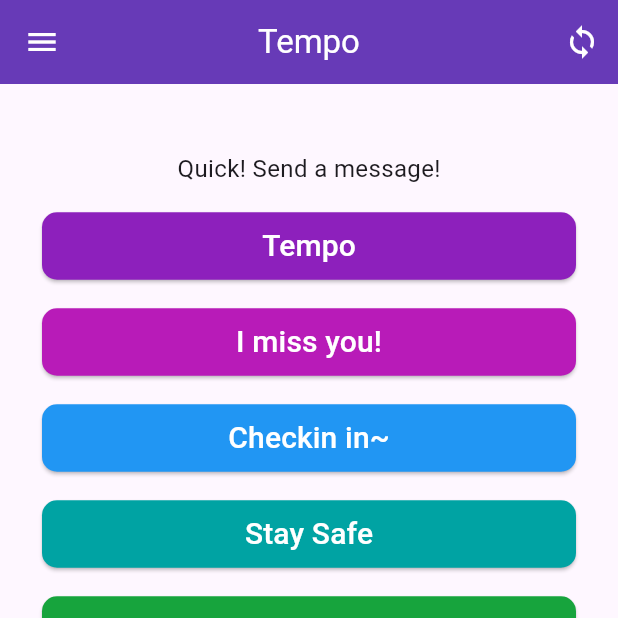
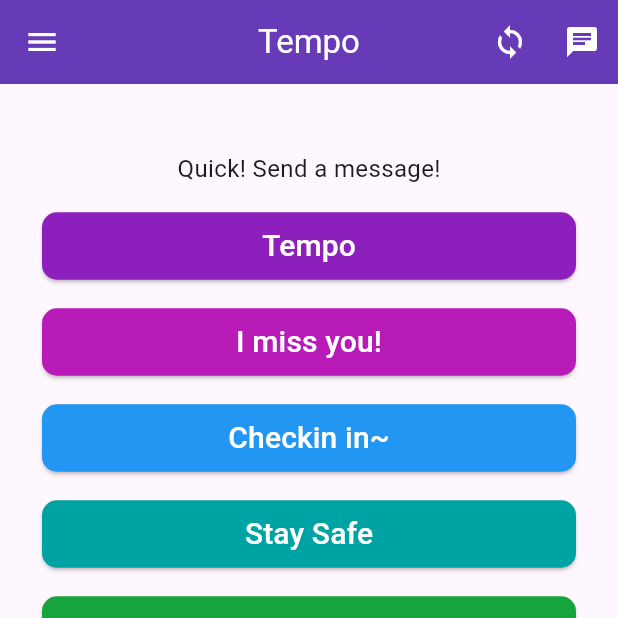
Before and after one commit to IsaiahSama/Tizzy, a Flutter app: the TempoScreen screen opened by its route, on a phone screen of 412 x 824 dp, the top half of it. Run offline on Flutter 3.47's test engine with Material 3 defaults, Android fonts, the phone set to English and light mode, and no system bars; our stand-ins replace dio, firebase_core, firebase_messaging, flutter_riverpod, go_router, lucide_icons and 1 more; missing offline and left inert: android_intent_plus; accounts and stored records are empty.

Commit message:
Can now access TizzChat from tempo screen directly

```diff
--- a/mobile/tizzy_watch/lib/presentation/screens/tempo_screen.dart
+++ b/mobile/tizzy_watch/lib/presentation/screens/tempo_screen.dart
@@ -1,5 +1,6 @@
 import 'package:flutter/material.dart';
 import 'package:flutter_riverpod/flutter_riverpod.dart';
+import 'package:go_router/go_router.dart';
 import 'package:tizzy_watch/core/client.dart';
 import 'package:tizzy_watch/core/constants.dart';
 import 'package:tizzy_watch/presentation/widgets/app_bar.dart';
@@ -48,7 +49,14 @@ class TempoScreen extends ConsumerWidget {
   Widget build(BuildContext context, WidgetRef ref) {
     final textController = ref.watch(textControllerProvider);
     return Scaffold(
-      appBar: MyAppBar(title: "Tempo"),
+      appBar: MyAppBar(title: "Tempo", actions: [
+        IconButton(
+          icon: Icon(Icons.chat),
+          onPressed: () {
+            context.goNamed('TizzChat');
+          },
+        ),
+      ]),
       drawer: AppDrawer(),
       body: SingleChildScrollView(
         padding: const EdgeInsets.all(20.0),
--- a/mobile/tizzy_watch/lib/presentation/widgets/app_bar.dart
+++ b/mobile/tizzy_watch/lib/presentation/widgets/app_bar.dart
@@ -5,8 +5,9 @@ class MyAppBar extends StatelessWidget implements PreferredSizeWidget {
   @override
   final Size preferredSize;
   final String title;
+  final List<Widget>? actions;
 
-  const MyAppBar({super.key, required this.title})
+  const MyAppBar({super.key, required this.title, this.actions})
     : preferredSize = const Size.fromHeight(56.0);
 
   @override
@@ -23,6 +24,7 @@ class MyAppBar extends StatelessWidget implements PreferredSizeWidget {
           },
           icon: const Icon(Icons.sync),
         ),
+        ...actions ?? [],
       ],
     );
   }
```
Also changed, not shown: mobile/tizzy_watch/lib/presentation/widgets/app_drawer.dart (+6 -6 lines).
